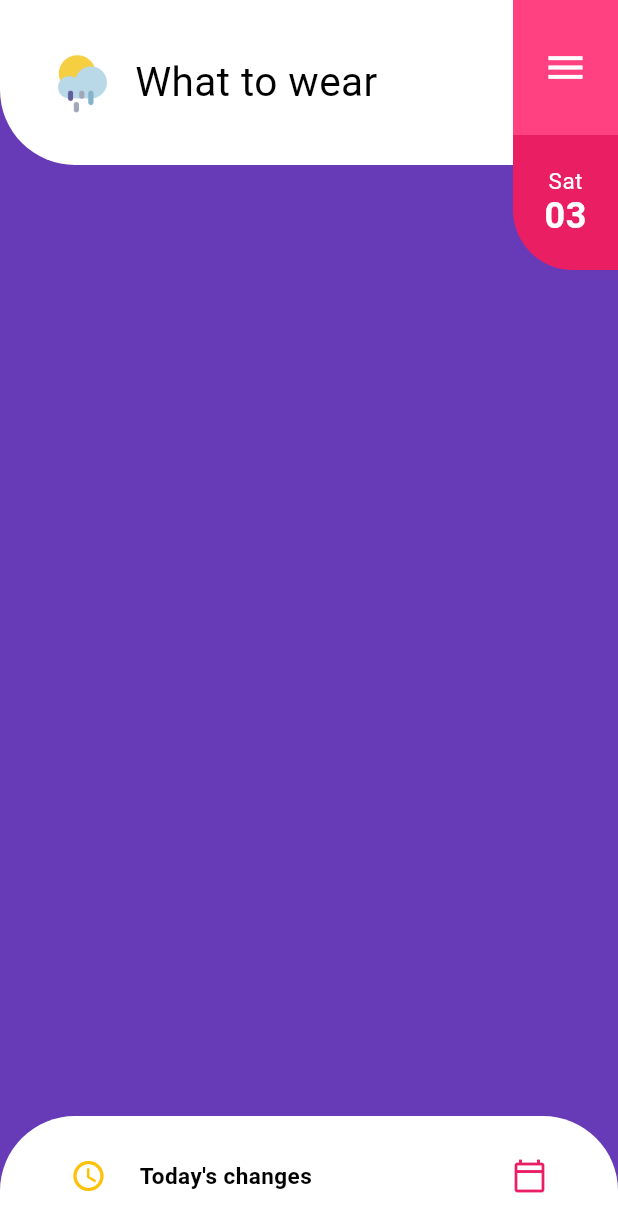
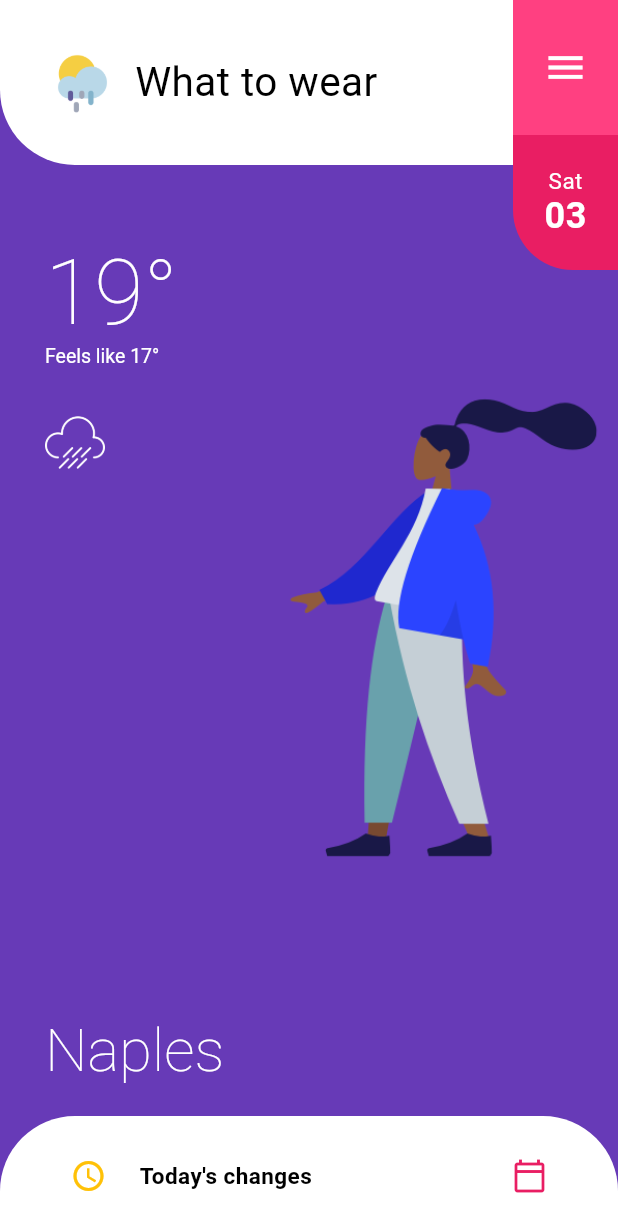
Before and after one commit to mahmoud-eslami/weatherly, a Flutter app: the screen it shows after launch, on a phone screen of 412 x 824 dp. Shown: the top 1232 px of the screen. Run offline on Flutter 3.47's test engine with Material 2 defaults, Android fonts, the phone set to English and light mode, and no system bars; our stand-ins replace bloc, equatable, flutter_bloc.

Commit message:
home body completed

```diff
--- a/lib/home.dart
+++ b/lib/home.dart
@@ -1,3 +1,4 @@
+import 'dart:math';
 import 'dart:ui';
 import 'package:flutter/material.dart';
 import 'package:flutter/rendering.dart';
@@ -54,6 +55,7 @@ class _HomeState extends State<Home> {
           }
           return Stack(
             children: [
+              HomeBodyWidget(),
               AppBar(
                 height: _homeDimsModel.appBarHeight,
                 iconSize: _homeDimsModel.appBarIconSize,
@@ -74,6 +76,72 @@ class _HomeState extends State<Home> {
             ],
           );
         },
+      ),
+    );
+  }
+}
+
+class HomeBodyWidget extends StatelessWidget {
+  @override
+  Widget build(BuildContext context) {
+    return Padding(
+      padding: const EdgeInsets.only(left: 30),
+      child: Row(
+        children: [
+          Column(
+            crossAxisAlignment: CrossAxisAlignment.start,
+            children: [
+              SizedBox(
+                height: 160,
+              ),
+              Text(
+                '19°',
+                style: TextStyle(
+                    color: Colors.white,
+                    fontSize: 60,
+                    fontWeight: FontWeight.w200),
+              ),
+              Text(
+                'Feels like 17°',
+                style: TextStyle(
+                    color: Colors.white,
+                    fontSize: 13,
+                    fontWeight: FontWeight.w400),
+              ),
+              SizedBox(
+                height: 30,
+              ),
+              Image.asset(
+                'assets/images/rainy.png',
+                width: 40,
+              ),
+              Expanded(
+                child: SizedBox(
+                  height: 0,
+                ),
+              ),
+              Text(
+                'Naples',
+                style: TextStyle(
+                    color: Colors.white,
+                    fontSize: 40,
+                    fontWeight: FontWeight.w200),
+              ),
+              SizedBox(
+                height: 100,
+              ),
+            ],
+          ),
+          Expanded(
+            child:Transform(
+              alignment: Alignment.center,
+              transform: Matrix4.rotationY(pi),
+              child: Image.asset(
+                'assets/images/woman.png',
+              ),
+            ),
+          )
+        ],
       ),
     );
   }
```
Also changed, not shown: assets/images/rainy.png (added), assets/images/woman.png (added).
